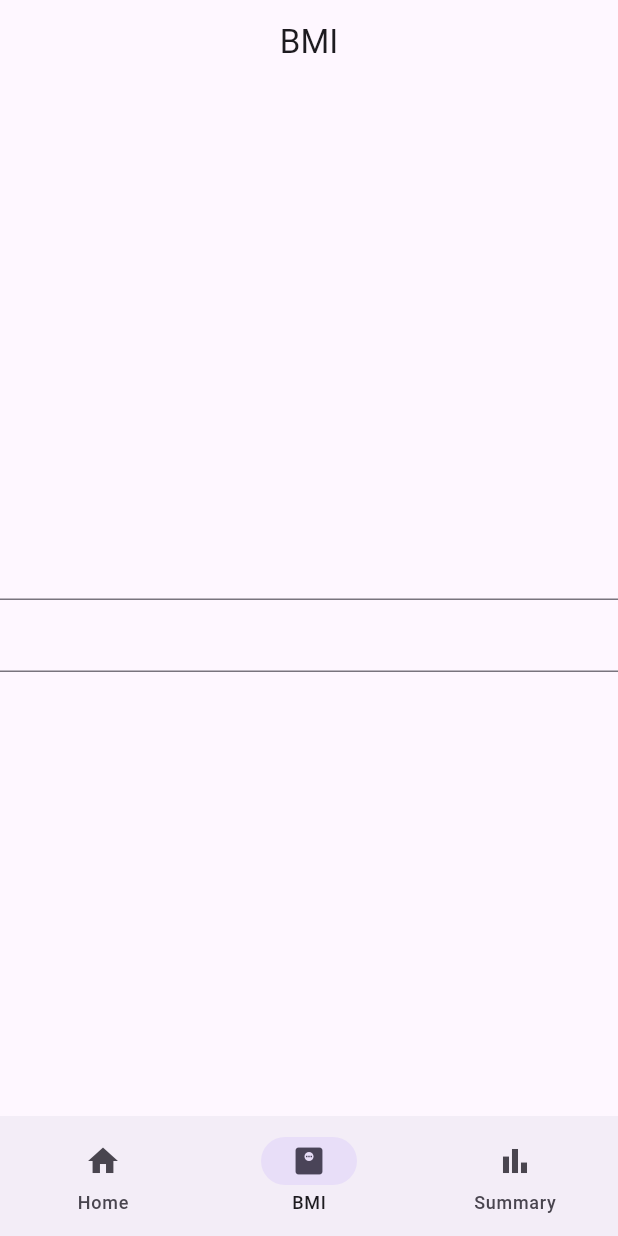
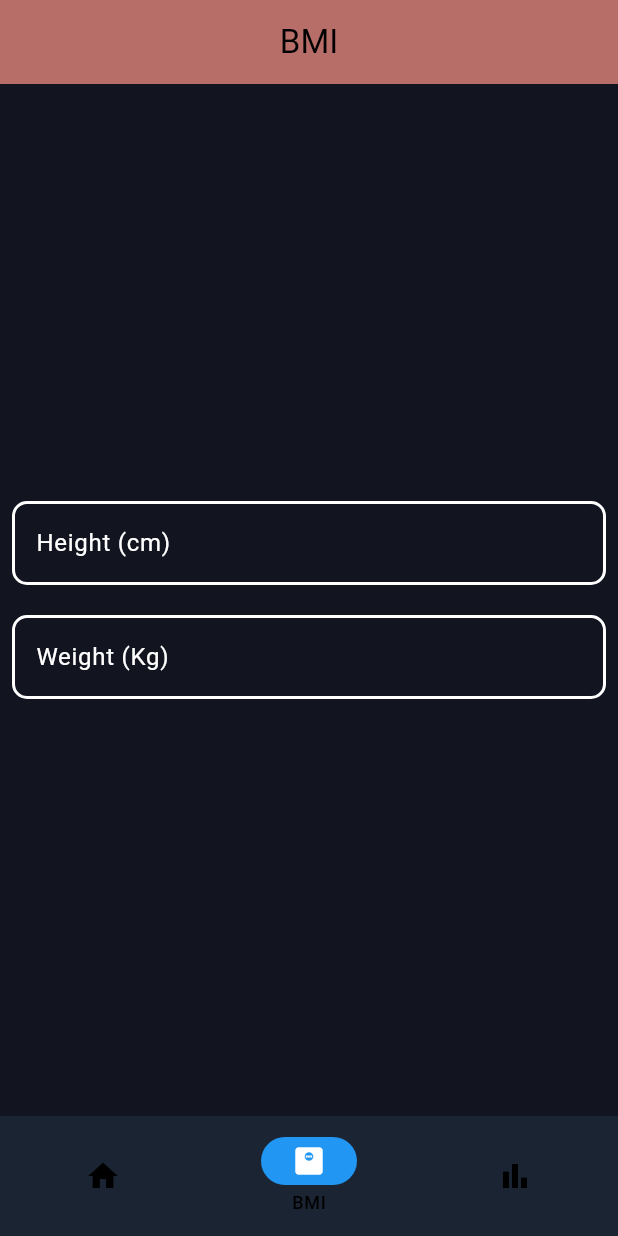
Before and after one commit to mbtions/Meenakshi-TechMahindra-Assessment-03, a Flutter app: the screen it shows after launch, item 2 of the bottom bar chosen, on a phone screen of 412 x 824 dp. Run offline on Flutter 3.47's test engine with Material 3 defaults, Android fonts, the phone set to English and light mode, and no system bars.

Commit message:
updated screenshots in readme and code

```diff
--- /dev/null
+++ b/fitnesstrackerapp/devtools_options.yaml
@@ -0,0 +1,3 @@
+description: This file stores settings for Dart & Flutter DevTools.
+documentation: https://docs.flutter.dev/tools/devtools/extensions#configure-extension-enablement-states
+extensions:
--- a/fitnesstrackerapp/lib/main.dart
+++ b/fitnesstrackerapp/lib/main.dart
@@ -1,4 +1,5 @@
 import 'package:fitnesstrackerapp/screens/home_screen.dart';
+import 'package:fitnesstrackerapp/theme/my_app_theme.dart';
 import 'package:flutter/material.dart';
 
 void main() {
@@ -14,6 +15,7 @@ class FitnessTrackerApp extends StatelessWidget {
       title: 'Fitness Tracker App',
       debugShowCheckedModeBanner: false,
       home: HomeScreen(),
+      theme: myAppTheme,
     );
   }
 }
--- a/fitnesstrackerapp/lib/model/workout.dart
+++ b/fitnesstrackerapp/lib/model/workout.dart
@@ -41,8 +41,12 @@ class Workout {
   Widget getCategoryIcon() {
     return switch (category) {
       Category.strength => CircleAvatar(
-        backgroundColor: Colors.white,
-        child: Icon(Icons.fitness_center, size: 30, color: getCategoryColor()),
+        backgroundColor: getCategoryColor().withAlpha(185),
+        child: Icon(
+          Icons.fitness_center,
+          size: 30,
+          // color: getCategoryColor()
+        ),
       ),
       Category.cardio => CircleAvatar(
         backgroundColor: getCategoryColor().withAlpha(185),
--- a/fitnesstrackerapp/lib/screens/bmi_screen.dart
+++ b/fitnesstrackerapp/lib/screens/bmi_screen.dart
@@ -16,22 +16,52 @@ class BmiScreenState extends State<BmiScreen> {
   @override
   Widget build(BuildContext context) {
     return Scaffold(
-      appBar: AppBar(title: Text('BMI'), centerTitle: true),
+      backgroundColor: Color(0xFF121420),
+      appBar: AppBar(
+        title: Text('BMI'),
+        centerTitle: true,
+        backgroundColor: Color(0xFFB76D68),
+      ),
       body: Center(
+        child: Padding(
+          padding: const EdgeInsets.all(8.0),
           child: Column(
             mainAxisAlignment: MainAxisAlignment.center,
             children: [
               TextField(
                 controller: heightController,
+                decoration: InputDecoration(
+                  labelText: 'Height (cm)',
+                  labelStyle: TextStyle(color: Colors.white),
+                  enabledBorder: OutlineInputBorder(
+                    borderRadius: BorderRadius.circular(10),
+                    borderSide: BorderSide(color: Colors.white, width: 2),
+                  ),
+                ),
+
                 keyboardType: TextInputType.number,
               ),
+              SizedBox(height: 20),
               TextField(
                 controller: weightController,
+                decoration: InputDecoration(
+                  labelText: 'Weight (Kg)',
+                  labelStyle: TextStyle(color: Colors.white),
+                  // focusedBorder: OutlineInputBorder(
+                  //   borderRadius: BorderRadius.circular(10),
+                  //   borderSide: BorderSide(color: Colors.white, width: 2),
+                  // ),
+                  enabledBorder: OutlineInputBorder(
+                    borderRadius: BorderRadius.circular(10),
+                    borderSide: BorderSide(color: Colors.white, width: 2),
+                  ),
+                ),
                 keyboardType: TextInputType.number,
               ),
             ],
           ),
         ),
+      ),
     );
   }
 }
--- a/fitnesstrackerapp/lib/screens/home_screen.dart
+++ b/fitnesstrackerapp/lib/screens/home_screen.dart
@@ -2,6 +2,7 @@ import 'package:fitnesstrackerapp/model/workout.dart';
 import 'package:fitnesstrackerapp/screens/add_workout_screen.dart';
 import 'package:fitnesstrackerapp/screens/bmi_screen.dart';
 import 'package:fitnesstrackerapp/screens/summary_screen.dart';
+import 'package:fitnesstrackerapp/widgets/workout_list.dart';
 import 'package:flutter/material.dart';
 
 class HomeScreen extends StatefulWidget {
@@ -67,72 +68,6 @@ class HomeScreenState extends State<HomeScreen> {
     );
   }
 
-  Widget _buildWorkoutList() {
-    return ListView.builder(
-      itemCount: registeredWorkouts.length,
-      itemBuilder: (context, index) => Dismissible(
-        key: ValueKey(registeredWorkouts[index]),
-        background: Container(
-          margin: const EdgeInsets.symmetric(horizontal: 16, vertical: 8),
-          decoration: BoxDecoration(
-            color: Colors.red,
-            borderRadius: BorderRadius.circular(10),
-          ),
-          child: const Row(
-            mainAxisAlignment: MainAxisAlignment.center,
-            children: [
-              Icon(Icons.delete, color: Colors.white),
-              SizedBox(width: 8),
-              Text(
-                'DELETE',
-                style: TextStyle(color: Colors.white, fontSize: 18),
-              ),
-            ],
-          ),
-        ),
-        onDismissed: (_) => _removeWorkout(registeredWorkouts[index], index),
-        child: Card(
-          elevation: 3,
-          shape: RoundedRectangleBorder(
-            borderRadius: BorderRadius.circular(16),
-          ),
-          color: Colors.blue.shade200,
-          margin: const EdgeInsets.symmetric(horizontal: 8, vertical: 8),
-          child: Padding(
-            padding: const EdgeInsets.symmetric(horizontal: 12, vertical: 8),
-            child: Row(
-              children: [
-                registeredWorkouts[index].getCategoryIcon(),
-                const SizedBox(width: 8),
-                Expanded(
-                  child: Column(
-                    crossAxisAlignment: CrossAxisAlignment.start,
-                    children: [
-                      Text(
-                        registeredWorkouts[index].title,
-                        style: const TextStyle(
-                          fontSize: 20,
-                          fontWeight: FontWeight.bold,
-                        ),
-                      ),
-                      Text(
-                        "Duration: ${registeredWorkouts[index].duration} min",
-                      ),
-                    ],
-                  ),
-                ),
-                Text(
-                  registeredWorkouts[index].formattedDate(),
-                  style: const TextStyle(fontSize: 16),
-                ),
-              ],
-            ),
-          ),
-        ),
-      ),
-    );
-  }
-
   @override
   Widget build(BuildContext context) {
     final pages = [
@@ -140,14 +75,18 @@ class HomeScreenState extends State<HomeScreen> {
         appBar: AppBar(
           title: const Text('Fitness Tracker'),
           centerTitle: true,
-          actions: [
-            IconButton(
-              onPressed: _onAddNewWorkoutPress,
-              icon: const CircleAvatar(child: Icon(Icons.add, size: 30)),
-            ),
-          ],
+          backgroundColor: Color(0xFFB76D68),
         ),
-        body: _buildWorkoutList(),
+        body: WorkoutList(
+          workouts: registeredWorkouts,
+          onRemoveWorkout: _removeWorkout,
+        ),
+        backgroundColor: const Color(0xFF121420),
+        floatingActionButton: FloatingActionButton(
+          onPressed: _onAddNewWorkoutPress,
+          backgroundColor: const Color(0xFFB76D68),
+          child: const Icon(Icons.add),
+        ),
       ),
       BmiScreen(),
       SummaryScreen(),
@@ -156,6 +95,9 @@ class HomeScreenState extends State<HomeScreen> {
     return Scaffold(
       body: pages[_selectedIndex],
       bottomNavigationBar: NavigationBar(
+        // backgroundColor: const Color(0xFF121420),
+        backgroundColor: const Color(0xFF1B2432),
+        labelBehavior: NavigationDestinationLabelBehavior.onlyShowSelected,
         selectedIndex: _selectedIndex,
         onDestinationSelected: (int index) =>
             setState(() => _selectedIndex = index),
--- /dev/null
+++ b/fitnesstrackerapp/lib/theme/my_app_theme.dart
@@ -0,0 +1,51 @@
+import 'package:flutter/material.dart';
+
+final ThemeData myAppTheme = ThemeData().copyWith(
+  brightness: Brightness.dark,
+  primaryColor: const Color(0xFFB76D68),
+  scaffoldBackgroundColor: const Color(0xFF121420),
+  appBarTheme: const AppBarTheme(
+    backgroundColor: Color(0xFFB76D68),
+    centerTitle: true,
+  ),
+  colorScheme: ColorScheme.fromSwatch().copyWith(
+    secondary: const Color(0xFFB76D68),
+  ),
+  textTheme: const TextTheme(
+    bodyLarge: TextStyle(color: Colors.white, fontSize: 16),
+    bodyMedium: TextStyle(color: Colors.white70, fontSize: 14),
+  ),
+  iconTheme: const IconThemeData(color: Colors.white, size: 24),
+  cardTheme: CardThemeData(
+    color: Color(0xFF403F4C),
+    margin: EdgeInsets.symmetric(horizontal: 8, vertical: 8),
+    shape: RoundedRectangleBorder(
+      borderRadius: BorderRadius.all(Radius.circular(10)),
+    ),
+  ),
+  inputDecorationTheme: const InputDecorationTheme(
+    labelStyle: TextStyle(color: Colors.white),
+    enabledBorder: OutlineInputBorder(
+      borderRadius: BorderRadius.all(Radius.circular(10)),
+      borderSide: BorderSide(color: Colors.white, width: 2),
+    ),
+    focusedBorder: OutlineInputBorder(
+      borderRadius: BorderRadius.all(Radius.circular(10)),
+      borderSide: BorderSide(color: Colors.white, width: 2),
+    ),
+  ),
+  // navigationBarTheme: const NavigationBarThemeData(
+  //   backgroundColor: Color(0xFF121420),
+  //   indicatorColor: Color(0xFFB76D68),
+  //   labelTextStyle: MaterialStatePropertyAll(
+  //     TextStyle(color: Colors.white, fontSize: 14),
+  //   ),
+  // ),
+  bottomNavigationBarTheme: const BottomNavigationBarThemeData(
+    backgroundColor: Color(0xFF121420),
+    selectedItemColor: Color(0xFFB76D68),
+    unselectedItemColor: Colors.white70,
+    selectedLabelStyle: TextStyle(fontSize: 14),
+    unselectedLabelStyle: TextStyle(fontSize: 12),
+  ),
+);
--- a/fitnesstrackerapp/pubspec.yaml
+++ b/fitnesstrackerapp/pubspec.yaml
@@ -36,6 +36,7 @@ dependencies:
   cupertino_icons: ^1.0.8
   intl: ^0.20.2
   uuid: ^4.5.1
+  provider: ^6.1.5
 
 dev_dependencies:
   flutter_test:
```
Also changed, not shown: fitnesstrackerapp/lib/providers/workout_provider.dart (added, +33 -0 lines), fitnesstrackerapp/lib/widgets/workout_card.dart (added, +42 -0 lines), fitnesstrackerapp/lib/widgets/workout_list.dart (added, +43 -0 lines), fitnesstrackerapp/pubspec.lock. Lines whose indentation alone changed are shown as unchanged.
